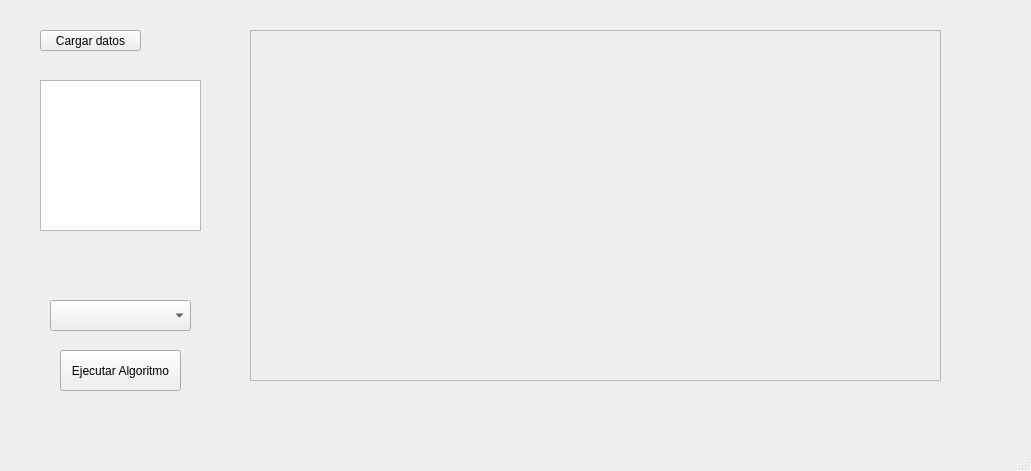
Ship-Codex-U/SSO-Practica04, file main.ui: the form before one commit.
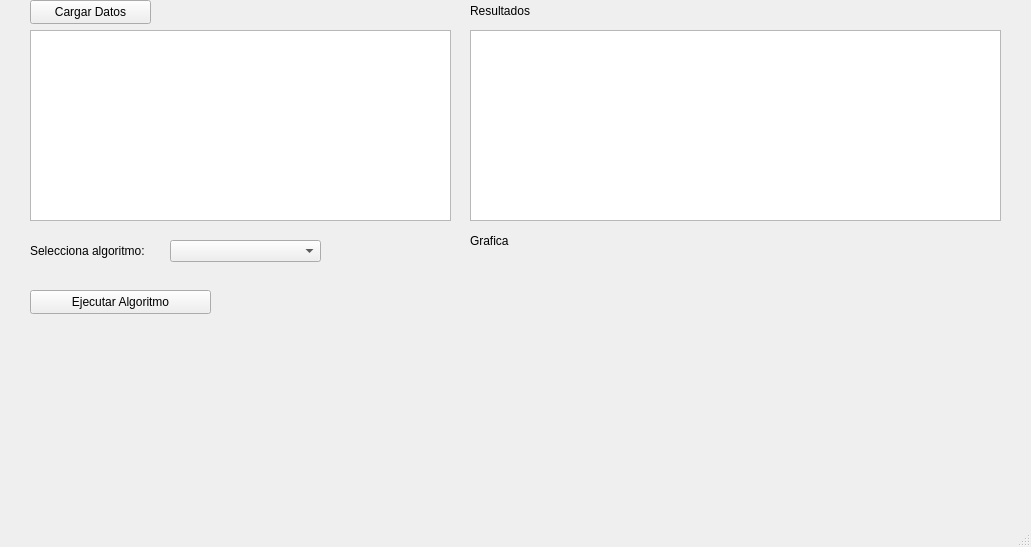
The form after the commit.

Diff of the .ui file:
```diff
--- a/main.ui
+++ b/main.ui
@@ -7,80 +7,149 @@
     <x>0</x>
     <y>0</y>
     <width>1031</width>
-    <height>471</height>
+    <height>547</height>
    </rect>
   </property>
   <property name="windowTitle">
    <string>MainWindow</string>
   </property>
   <widget class="QWidget" name="centralwidget">
-   <widget class="QFrame" name="vista_grafica">
+   <widget class="QWidget" name="verticalLayoutWidget">
     <property name="geometry">
      <rect>
-      <x>250</x>
+      <x>470</x>
+      <y>260</y>
+      <width>531</width>
+      <height>231</height>
+     </rect>
+    </property>
+    <layout class="QVBoxLayout" name="grafica"/>
+   </widget>
+   <widget class="QLabel" name="label_2">
+    <property name="geometry">
+     <rect>
+      <x>470</x>
+      <y>230</y>
+      <width>239</width>
+      <height>21</height>
+     </rect>
+    </property>
+    <property name="sizePolicy">
+     <sizepolicy hsizetype="Preferred" vsizetype="Minimum">
+      <horstretch>0</horstretch>
+      <verstretch>0</verstretch>
+     </sizepolicy>
+    </property>
+    <property name="minimumSize">
+     <size>
+      <width>10</width>
+      <height>0</height>
+     </size>
+    </property>
+    <property name="text">
+     <string>Grafica</string>
+    </property>
+   </widget>
+   <widget class="QTableWidget" name="tabla_resultado">
+    <property name="geometry">
+     <rect>
+      <x>470</x>
       <y>30</y>
-      <width>691</width>
-      <height>351</height>
+      <width>531</width>
+      <height>191</height>
      </rect>
     </property>
-    <property name="frameShape">
-     <enum>QFrame::StyledPanel</enum>
+    <property name="sizePolicy">
+     <sizepolicy hsizetype="Expanding" vsizetype="Minimum">
+      <horstretch>0</horstretch>
+      <verstretch>0</verstretch>
+     </sizepolicy>
     </property>
-    <property name="frameShadow">
-     <enum>QFrame::Raised</enum>
+    <property name="minimumSize">
+     <size>
+      <width>0</width>
+      <height>100</height>
+     </size>
     </property>
-    <widget class="QWidget" name="verticalLayoutWidget">
-     <property name="geometry">
-      <rect>
-       <x>30</x>
-       <y>30</y>
-       <width>641</width>
-       <height>301</height>
-      </rect>
-     </property>
-     <layout class="QVBoxLayout" name="grafica"/>
-    </widget>
+   </widget>
+   <widget class="QLabel" name="label_3">
+    <property name="geometry">
+     <rect>
+      <x>470</x>
+      <y>0</y>
+      <width>239</width>
+      <height>21</height>
+     </rect>
+    </property>
+    <property name="sizePolicy">
+     <sizepolicy hsizetype="Preferred" vsizetype="Minimum">
+      <horstretch>0</horstretch>
+      <verstretch>0</verstretch>
+     </sizepolicy>
+    </property>
+    <property name="minimumSize">
+     <size>
+      <width>10</width>
+      <height>0</height>
+     </size>
+    </property>
+    <property name="text">
+     <string>Resultados</string>
+    </property>
    </widget>
    <widget class="QPushButton" name="btn_cargar_datos">
     <property name="geometry">
      <rect>
-      <x>40</x>
-      <y>30</y>
-      <width>101</width>
-      <height>21</height>
+      <x>30</x>
+      <y>0</y>
+      <width>121</width>
+      <height>24</height>
      </rect>
     </property>
     <property name="text">
-     <string>Cargar datos</string>
+     <string>Cargar Datos</string>
     </property>
    </widget>
    <widget class="QTableWidget" name="tabla_datos">
     <property name="geometry">
      <rect>
-      <x>40</x>
-      <y>80</y>
-      <width>161</width>
-      <height>151</height>
+      <x>30</x>
+      <y>30</y>
+      <width>421</width>
+      <height>191</height>
      </rect>
     </property>
    </widget>
+   <widget class="QLabel" name="label">
+    <property name="geometry">
+     <rect>
+      <x>30</x>
+      <y>240</y>
+      <width>125</width>
+      <height>21</height>
+     </rect>
+    </property>
+    <property name="text">
+     <string>Selecciona algoritmo:</string>
+    </property>
+   </widget>
    <widget class="QComboBox" name="selector_algoritmo">
     <property name="geometry">
      <rect>
-      <x>50</x>
-      <y>300</y>
-      <width>141</width>
-      <height>31</height>
+      <x>170</x>
+      <y>240</y>
+      <width>151</width>
+      <height>22</height>
      </rect>
     </property>
    </widget>
    <widget class="QPushButton" name="btn_ejecutar_algoritmo">
     <property name="geometry">
      <rect>
-      <x>60</x>
-      <y>350</y>
-      <width>121</width>
-      <height>41</height>
+      <x>30</x>
+      <y>290</y>
+      <width>181</width>
+      <height>24</height>
      </rect>
     </property>
     <property name="text">
```
